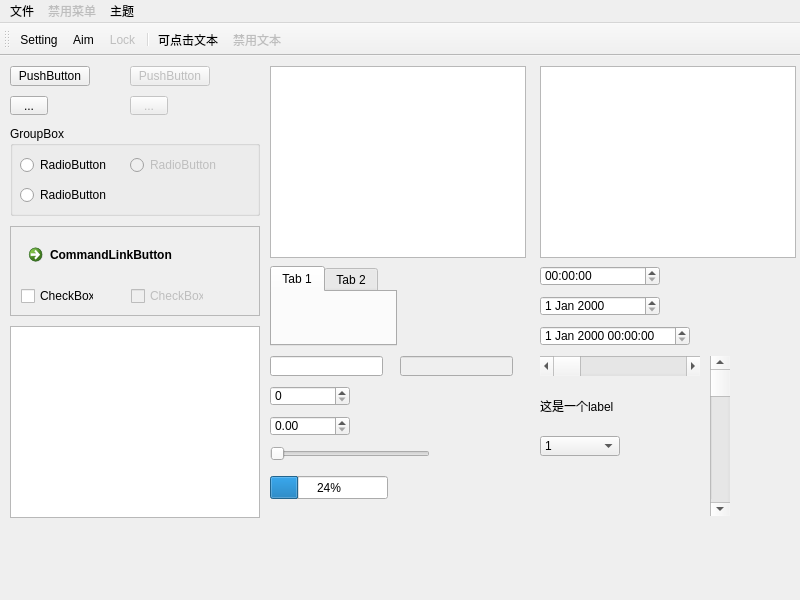
lucky-billy/StyleControl, file mainwindow.ui: the form before one commit.
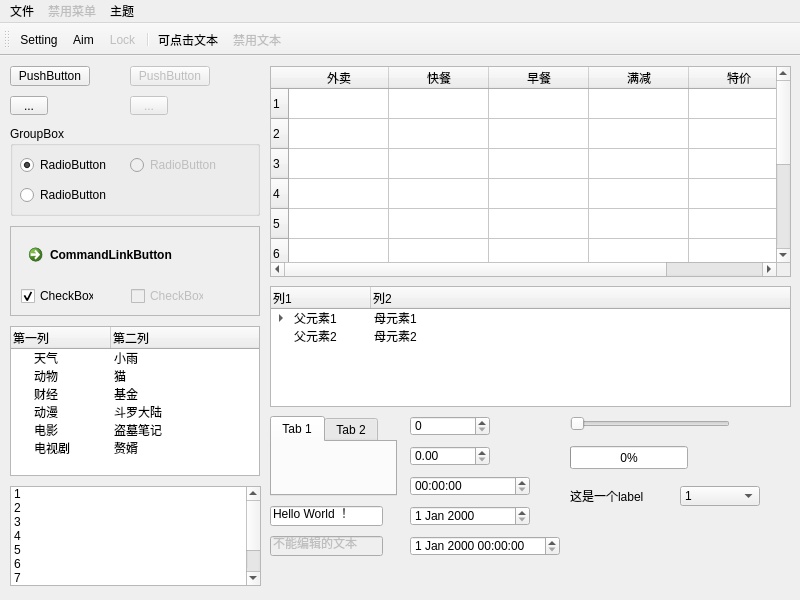
The form after the commit. Icons and pictures are not drawn. Custom widgets are drawn as their Qt base class.

```diff
--- a/mainwindow.ui
+++ b/mainwindow.ui
@@ -40,25 +40,95 @@
      <string>...</string>
     </property>
    </widget>
-   <widget class="QTableView" name="tableView">
-    <property name="geometry">
-     <rect>
-      <x>270</x>
-      <y>10</y>
-      <width>256</width>
-      <height>192</height>
-     </rect>
-    </property>
-   </widget>
    <widget class="QTableWidget" name="tableWidget">
     <property name="geometry">
      <rect>
-      <x>540</x>
+      <x>270</x>
       <y>10</y>
-      <width>256</width>
-      <height>192</height>
+      <width>521</width>
+      <height>211</height>
      </rect>
     </property>
+    <row>
+     <property name="text">
+      <string>1</string>
+     </property>
+    </row>
+    <row>
+     <property name="text">
+      <string>2</string>
+     </property>
+    </row>
+    <row>
+     <property name="text">
+      <string>3</string>
+     </property>
+    </row>
+    <row>
+     <property name="text">
+      <string>4</string>
+     </property>
+    </row>
+    <row>
+     <property name="text">
+      <string>5</string>
+     </property>
+    </row>
+    <row>
+     <property name="text">
+      <string>6</string>
+     </property>
+    </row>
+    <row>
+     <property name="text">
+      <string>7</string>
+     </property>
+    </row>
+    <row>
+     <property name="text">
+      <string>8</string>
+     </property>
+    </row>
+    <row>
+     <property name="text">
+      <string>9</string>
+     </property>
+    </row>
+    <row>
+     <property name="text">
+      <string>10</string>
+     </property>
+    </row>
+    <column>
+     <property name="text">
+      <string>外卖</string>
+     </property>
+    </column>
+    <column>
+     <property name="text">
+      <string>快餐</string>
+     </property>
+    </column>
+    <column>
+     <property name="text">
+      <string>早餐</string>
+     </property>
+    </column>
+    <column>
+     <property name="text">
+      <string>满减</string>
+     </property>
+    </column>
+    <column>
+     <property name="text">
+      <string>特价</string>
+     </property>
+    </column>
+    <item row="0" column="0">
+     <property name="text">
+      <string/>
+     </property>
+    </item>
    </widget>
    <widget class="QGroupBox" name="groupBox">
     <property name="geometry">
@@ -84,6 +154,9 @@
      <property name="text">
       <string>RadioButton</string>
      </property>
+     <property name="checked">
+      <bool>true</bool>
+     </property>
     </widget>
     <widget class="QRadioButton" name="radioButton_2">
      <property name="enabled">
@@ -164,6 +237,9 @@
       <property name="text">
        <string>CheckBox</string>
       </property>
+      <property name="checked">
+       <bool>true</bool>
+      </property>
      </widget>
      <widget class="QCheckBox" name="checkBox_2">
       <property name="enabled">
@@ -187,7 +263,7 @@
     <property name="geometry">
      <rect>
       <x>270</x>
-      <y>210</y>
+      <y>360</y>
       <width>127</width>
       <height>80</height>
      </rect>
@@ -209,8 +285,8 @@
    <widget class="QSpinBox" name="spinBox">
     <property name="geometry">
      <rect>
-      <x>270</x>
-      <y>330</y>
+      <x>410</x>
+      <y>360</y>
       <width>80</width>
       <height>20</height>
      </rect>
@@ -219,8 +295,8 @@
    <widget class="QDoubleSpinBox" name="doubleSpinBox">
     <property name="geometry">
      <rect>
-      <x>270</x>
-      <y>360</y>
+      <x>410</x>
+      <y>390</y>
       <width>80</width>
       <height>20</height>
      </rect>
@@ -229,8 +305,8 @@
    <widget class="QLabel" name="label">
     <property name="geometry">
      <rect>
-      <x>540</x>
-      <y>340</y>
+      <x>570</x>
+      <y>430</y>
       <width>100</width>
       <height>20</height>
      </rect>
@@ -239,34 +315,24 @@
      <string>这是一个label</string>
     </property>
    </widget>
-   <widget class="QListView" name="listView">
-    <property name="geometry">
-     <rect>
-      <x>10</x>
-      <y>270</y>
-      <width>250</width>
-      <height>192</height>
-     </rect>
-    </property>
-   </widget>
    <widget class="QProgressBar" name="progressBar">
     <property name="geometry">
      <rect>
-      <x>270</x>
-      <y>420</y>
+      <x>570</x>
+      <y>390</y>
       <width>118</width>
       <height>23</height>
      </rect>
     </property>
     <property name="value">
-     <number>24</number>
+     <number>0</number>
     </property>
    </widget>
    <widget class="QTimeEdit" name="timeEdit">
     <property name="geometry">
      <rect>
-      <x>540</x>
-      <y>210</y>
+      <x>410</x>
+      <y>420</y>
       <width>120</width>
       <height>20</height>
      </rect>
@@ -275,8 +341,8 @@
    <widget class="QDateEdit" name="dateEdit">
     <property name="geometry">
      <rect>
-      <x>540</x>
-      <y>240</y>
+      <x>410</x>
+      <y>450</y>
       <width>120</width>
       <height>20</height>
      </rect>
@@ -285,8 +351,8 @@
    <widget class="QDateTimeEdit" name="dateTimeEdit">
     <property name="geometry">
      <rect>
-      <x>540</x>
-      <y>270</y>
+      <x>410</x>
+      <y>480</y>
       <width>150</width>
       <height>20</height>
      </rect>
@@ -295,8 +361,8 @@
    <widget class="QComboBox" name="comboBox">
     <property name="geometry">
      <rect>
-      <x>540</x>
-      <y>380</y>
+      <x>680</x>
+      <y>430</y>
       <width>80</width>
       <height>20</height>
      </rect>
@@ -331,11 +397,14 @@
     <property name="geometry">
      <rect>
       <x>270</x>
-      <y>300</y>
+      <y>450</y>
       <width>113</width>
       <height>20</height>
      </rect>
     </property>
+    <property name="text">
+     <string>Hello World ！</string>
+    </property>
     <property name="readOnly">
      <bool>false</bool>
     </property>
@@ -343,8 +412,8 @@
    <widget class="QSlider" name="horizontalSlider">
     <property name="geometry">
      <rect>
-      <x>270</x>
-      <y>390</y>
+      <x>570</x>
+      <y>360</y>
       <width>160</width>
       <height>16</height>
      </rect>
@@ -353,32 +422,6 @@
      <enum>Qt::Horizontal</enum>
     </property>
    </widget>
-   <widget class="QScrollBar" name="horizontalScrollBar">
-    <property name="geometry">
-     <rect>
-      <x>540</x>
-      <y>300</y>
-      <width>160</width>
-      <height>20</height>
-     </rect>
-    </property>
-    <property name="orientation">
-     <enum>Qt::Horizontal</enum>
-    </property>
-   </widget>
-   <widget class="QScrollBar" name="verticalScrollBar">
-    <property name="geometry">
-     <rect>
-      <x>710</x>
-      <y>300</y>
-      <width>20</width>
-      <height>160</height>
-     </rect>
-    </property>
-    <property name="orientation">
-     <enum>Qt::Vertical</enum>
-    </property>
-   </widget>
    <widget class="QPushButton" name="pushButton_2">
     <property name="enabled">
      <bool>false</bool>
@@ -417,12 +460,207 @@
     </property>
     <property name="geometry">
      <rect>
-      <x>400</x>
-      <y>300</y>
+      <x>270</x>
+      <y>480</y>
       <width>113</width>
       <height>20</height>
      </rect>
     </property>
+    <property name="text">
+     <string>不能编辑的文本</string>
+    </property>
+   </widget>
+   <widget class="QTreeWidget" name="treeWidget">
+    <property name="geometry">
+     <rect>
+      <x>10</x>
+      <y>270</y>
+      <width>250</width>
+      <height>150</height>
+     </rect>
+    </property>
+    <column>
+     <property name="text">
+      <string notr="true">第一列</string>
+     </property>
+    </column>
+    <column>
+     <property name="text">
+      <string>第二列</string>
+     </property>
+    </column>
+    <item>
+     <property name="text">
+      <string>天气</string>
+     </property>
+     <property name="text">
+      <string>小雨</string>
+     </property>
+    </item>
+    <item>
+     <property name="text">
+      <string>动物</string>
+     </property>
+     <property name="text">
+      <string>猫</string>
+     </property>
+    </item>
+    <item>
+     <property name="text">
+      <string>财经</string>
+     </property>
+     <property name="text">
+      <string>基金</string>
+     </property>
+    </item>
+    <item>
+     <property name="text">
+      <string>动漫</string>
+     </property>
+     <property name="text">
+      <string>斗罗大陆</string>
+     </property>
+    </item>
+    <item>
+     <property name="text">
+      <string>电影</string>
+     </property>
+     <property name="text">
+      <string>盗墓笔记</string>
+     </property>
+    </item>
+    <item>
+     <property name="text">
+      <string>电视剧</string>
+     </property>
+     <property name="text">
+      <string>赘婿</string>
+     </property>
+    </item>
+   </widget>
+   <widget class="QListWidget" name="listWidget">
+    <property name="geometry">
+     <rect>
+      <x>10</x>
+      <y>430</y>
+      <width>251</width>
+      <height>100</height>
+     </rect>
+    </property>
+    <item>
+     <property name="text">
+      <string>1</string>
+     </property>
+    </item>
+    <item>
+     <property name="text">
+      <string>2</string>
+     </property>
+    </item>
+    <item>
+     <property name="text">
+      <string>3</string>
+     </property>
+    </item>
+    <item>
+     <property name="text">
+      <string>4</string>
+     </property>
+    </item>
+    <item>
+     <property name="text">
+      <string>5</string>
+     </property>
+    </item>
+    <item>
+     <property name="text">
+      <string>6</string>
+     </property>
+    </item>
+    <item>
+     <property name="text">
+      <string>7</string>
+     </property>
+    </item>
+    <item>
+     <property name="text">
+      <string>8</string>
+     </property>
+    </item>
+    <item>
+     <property name="text">
+      <string>9</string>
+     </property>
+    </item>
+    <item>
+     <property name="text">
+      <string>10</string>
+     </property>
+    </item>
+   </widget>
+   <widget class="QTreeWidget" name="treeWidget_2">
+    <property name="geometry">
+     <rect>
+      <x>270</x>
+      <y>230</y>
+      <width>521</width>
+      <height>121</height>
+     </rect>
+    </property>
+    <column>
+     <property name="text">
+      <string notr="true">列1</string>
+     </property>
+    </column>
+    <column>
+     <property name="text">
+      <string>列2</string>
+     </property>
+    </column>
+    <item>
+     <property name="text">
+      <string>父元素1</string>
+     </property>
+     <property name="text">
+      <string>母元素1</string>
+     </property>
+     <item>
+      <property name="text">
+       <string>子元素1</string>
+      </property>
+      <property name="text">
+       <string/>
+      </property>
+      <item>
+       <property name="text">
+        <string>孙子元素1</string>
+       </property>
+      </item>
+      <item>
+       <property name="text">
+        <string>孙子元素2</string>
+       </property>
+      </item>
+     </item>
+     <item>
+      <property name="text">
+       <string>子元素2</string>
+      </property>
+     </item>
+     <item>
+      <property name="text">
+       <string>子元素3</string>
+      </property>
+     </item>
+    </item>
+    <item>
+     <property name="text">
+      <string>父元素2</string>
+     </property>
+     <property name="text">
+      <string>母元素2</string>
+     </property>
+    </item>
    </widget>
   </widget>
   <widget class="QMenuBar" name="menubar">
@@ -562,6 +800,13 @@
    </property>
   </action>
  </widget>
+ <customwidgets>
+  <customwidget>
+   <class>BComboBox</class>
+   <extends>QComboBox</extends>
+   <header>bcombobox.h</header>
+  </customwidget>
+ </customwidgets>
  <resources>
   <include location="images.qrc"/>
  </resources>
```
Left out of the diff: 61 changed lines with no effect on the pictures.
